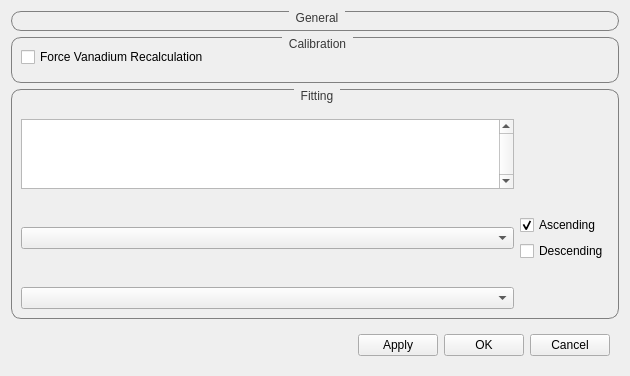
This is scripts/Engineering/gui/engineering_diffraction/settings/settings_widget.ui in mantidproject/mantid as Qt 5 draws it before an edit. The edited form follows.
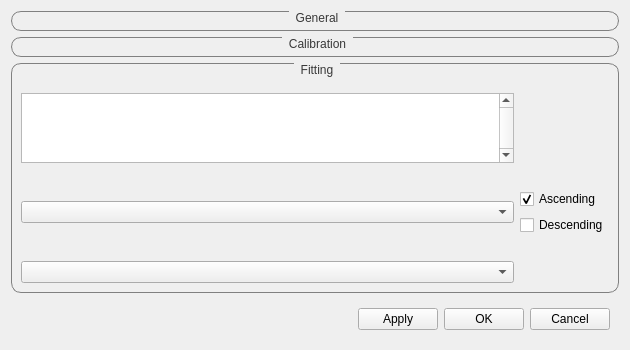
This is the edited form. Custom widgets are drawn as their Qt base class.

Commit message:
Move Vanadium processing onto the Focus tab
Move the Vanadium run number edit box onto the Focus tab and
generate the processed Vanadium files as part of the Focus action
instead of them being prepared on the Calibration tab
Generation time is small enough that they can always be generated
from scratch now rather than saved out to file (although if they are
in the ADS from a previous focus they won't be regenerated)
Now that code checks if Vanadium ws in already in ADS, add
run number to workspace name to support scenario where user chooses
a different Vanadium run

What changed in the file:
```diff
--- a/scripts/Engineering/gui/engineering_diffraction/settings/settings_widget.ui
+++ b/scripts/Engineering/gui/engineering_diffraction/settings/settings_widget.ui
@@ -47,13 +47,6 @@
      </property>
      <layout class="QGridLayout" name="gridLayout_2">
       <item row="0" column="0">
-       <widget class="QCheckBox" name="check_vanRecalc">
-        <property name="text">
-         <string>Force Vanadium Recalculation</string>
-        </property>
-       </widget>
-      </item>
-      <item row="1" column="0">
        <widget class="FileFinderWidget" name="finder_fullCalib" native="true"/>
       </item>
      </layout>
```
The commit also changes 25 other files.
